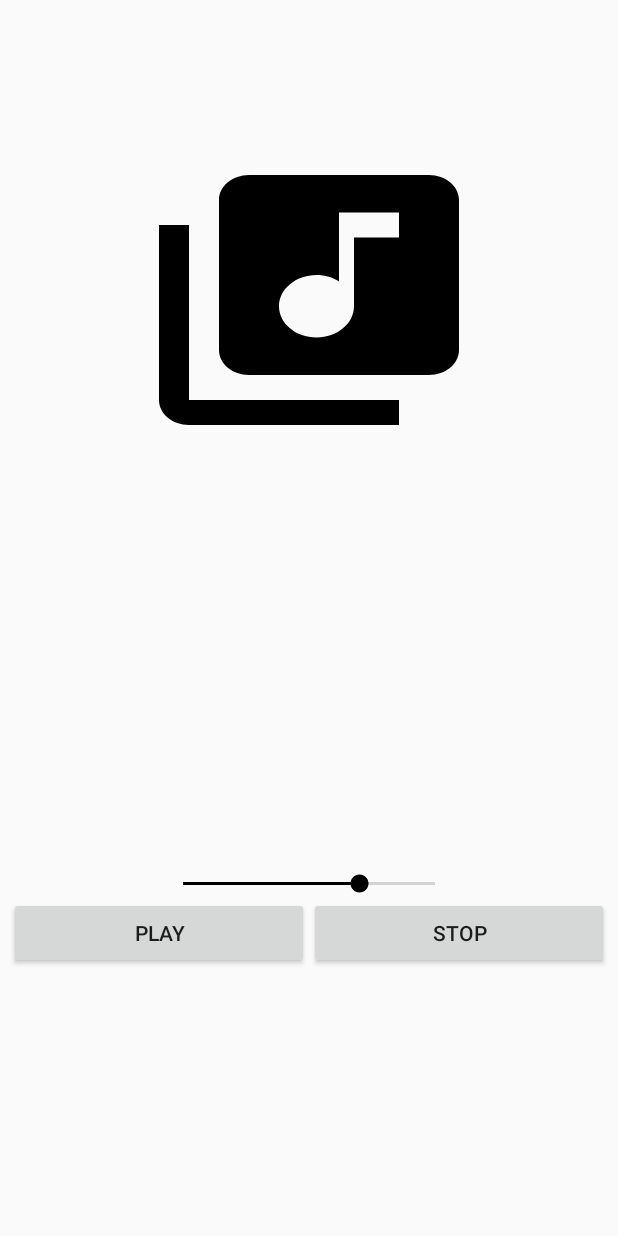
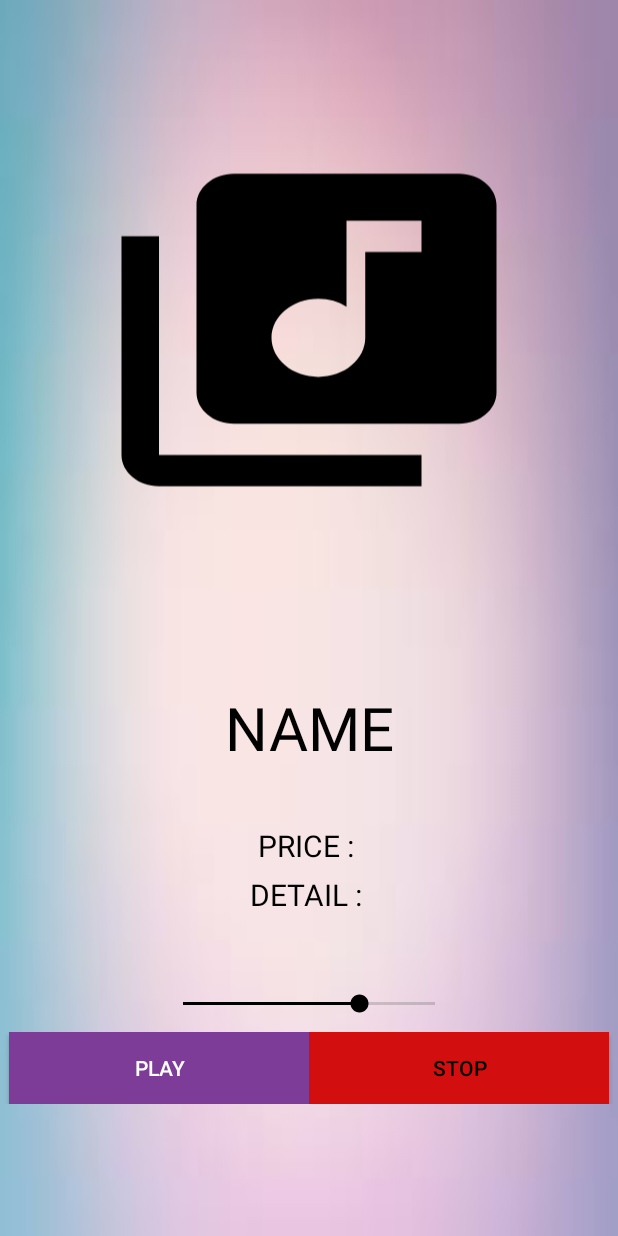
Before and after one commit to AI2M/SmartSmallShowroom_AndroidApp, an Android app: the layout activity_purchase.xml on its own in the app's theme, with its tools: preview values and no code run, on a phone screen of 412 x 824 dp. Run offline under Robolectric (Android 15) with nearby library versions, the light colour scheme and no system bars; network calls fail.

Commit message:
edit purchase page and change url image and sound

```diff
--- a/app/src/main/java/com/example/tongchaitonsau/smartsmallshowroom/Design.java
+++ b/app/src/main/java/com/example/tongchaitonsau/smartsmallshowroom/Design.java
@@ -454,7 +454,8 @@ public class Design extends Fragment implements View.OnClickListener {
     }
 
     private void threadImage() throws IOException {
-        final URL url = new URL("http://202.28.24.69/~oasys10/SSS_web/images/promotions/showroom1.png");
+        final URL url = new URL("http://202.28.24.69/~oasys10/SSS_web/images/promotions/promotion_pic"
+                +mainactivity.getShowroom_id()+".jpg");
 
         new Thread(new Runnable() {
             @Override
--- a/app/src/main/java/com/example/tongchaitonsau/smartsmallshowroom/Main.java
+++ b/app/src/main/java/com/example/tongchaitonsau/smartsmallshowroom/Main.java
@@ -380,6 +380,8 @@ public class Main extends Fragment{
                 goPurchase.putExtra("POSITION", Integer.toString(i+1));
                 //goPurchase.putExtra("MUSIC_BOX_ID",productList.get(i).getId());
                 goPurchase.putExtra("MUSIC_BOX_ID",music_box_id.get(i));
+                goPurchase.putExtra("DETAIL",detail.get(i));
+                goPurchase.putExtra("PRICE",price.get(i));
                 startActivity(goPurchase);
             }
             else {
--- a/app/src/main/res/layout/activity_purchase.xml
+++ b/app/src/main/res/layout/activity_purchase.xml
@@ -5,6 +5,7 @@
     xmlns:tools="http://schemas.android.com/tools"
     android:layout_width="match_parent"
     android:layout_height="match_parent"
+    android:background="@drawable/soft"
     android:orientation="vertical"
     tools:context="com.example.tongchaitonsau.smartsmallshowroom.PurchaseActivity">
 
@@ -20,21 +21,44 @@
         <!--app:layout_constraintTop_toTopOf="parent"-->
         <!--app:layout_constraintVertical_bias="0.9" />-->
     <ImageView
-        android:layout_width="240dp"
-        android:layout_height="200dp"
+        android:layout_width="300dp"
+        android:layout_height="300dp"
         android:id="@+id/music_box_picture"
         android:src="@drawable/ic_library_music_black_24dp"
         android:layout_gravity="center"
-        android:layout_marginTop="100dp"/>
+        android:layout_marginTop="70dp"/>
 
     <TextView
         android:id="@+id/name_pc"
-        android:layout_width="340dp"
+        android:layout_width="match_parent"
         android:layout_height="130dp"
         android:layout_gravity="center"
-        android:layout_marginTop="100dp"
-        android:textSize="60dp"
-        android:gravity="center"/>
+        android:layout_marginTop="50dp"
+        android:textSize="40dp"
+        android:textColor="#000"
+        android:gravity="center"
+        android:text="NAME"/>
+    <TextView
+        android:id="@+id/price_pc"
+        android:layout_width="200dp"
+        android:gravity="center"
+        android:layout_height="wrap_content"
+        android:layout_gravity="center"
+        android:textSize="20dp"
+        android:text="PRICE : "
+        android:textColor="#000"
+        />
+    <TextView
+        android:id="@+id/detail_pc"
+        android:layout_width="200dp"
+        android:layout_height="wrap_content"
+        android:gravity="center"
+       android:layout_gravity="center"
+        android:textSize="20dp"
+        android:text="DETAIL : "
+        android:textColor="#000"
+        android:layout_marginTop="5dp"
+        />
 
     <SeekBar
         android:id="@+id/seek_bar"
@@ -43,7 +67,8 @@
         android:layout_gravity="center"
         android:layout_marginTop="50dp"
         android:max="100"
-        android:progress="70" />
+        android:progress="70"
+        android:layout_marginBottom="10dp"/>
 
     <LinearLayout
         android:layout_width="match_parent"
@@ -57,13 +82,17 @@
             android:id="@+id/play_btn"
             android:layout_width="200dp"
             android:layout_height="wrap_content"
-            android:text="Play" />
+            android:text="Play"
+            android:background="#7D3C98 "
+            android:textColor="#FFF"/>
 
         <Button
             android:id="@+id/stop_btn"
             android:layout_width="200dp"
             android:layout_height="wrap_content"
-            android:text="Stop" />
+            android:background="#D20E0E"
+            android:text="Stop"
+            android:textColor="#000"/>
 
     </LinearLayout>
 
```
Also changed, not shown: app/src/main/java/com/example/tongchaitonsau/smartsmallshowroom/GridViewAdapter.java (+6 -3 lines), app/src/main/java/com/example/tongchaitonsau/smartsmallshowroom/PurchaseActivity.java (+18 -2 lines), app/src/main/res/layout/grid_item.xml (+8 -7 lines).
